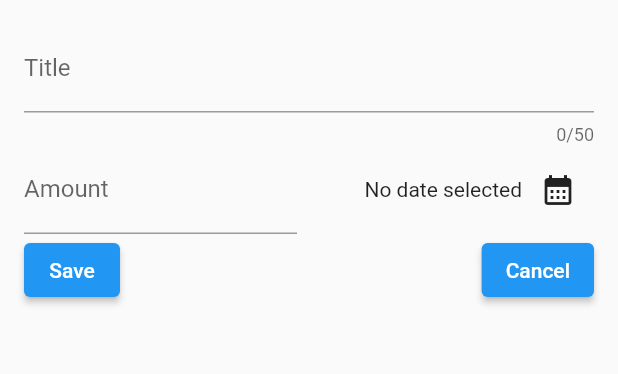
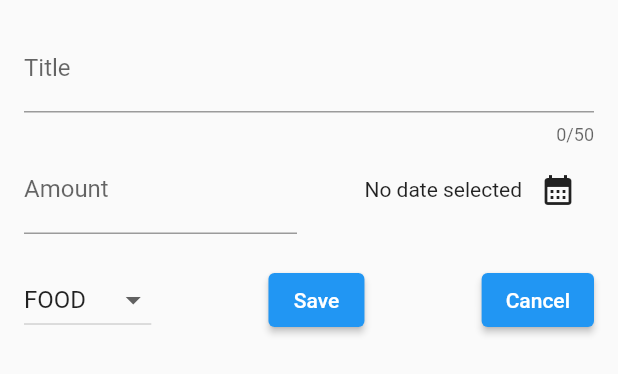
Before and after one commit to bigbagas/expense_tracker, a Flutter app: the NewExpense widget shown alone on an empty page, opened directly, on a phone screen of 412 x 824 dp. Shown: the top 374 px of the screen. Run offline on Flutter 3.47's test engine with Material 2 defaults, Android fonts, the phone set to English and light mode, and no system bars.

Commit message:
add dropdown button

```diff
--- a/lib/widgets/new_expense.dart
+++ b/lib/widgets/new_expense.dart
@@ -18,6 +18,7 @@ class _NewExpenseState extends State<NewExpense> {
   final _titleController = TextEditingController();
   final _amountController = TextEditingController();
   DateTime? _selectedDate;
+  Category _selectedCategory = Category.food;
 
   void _presentDatePicker() async {
     final now = DateTime.now();
@@ -89,8 +90,30 @@ class _NewExpenseState extends State<NewExpense> {
               ),
             ],
           ),
+          const SizedBox(
+            height: 20,
+          ),
           Row(
             children: [
+              DropdownButton(
+                  value: _selectedCategory,
+                  items: Category.values
+                      .map(
+                        (category) => DropdownMenuItem(
+                          value: category,
+                          child: Text(category.name.toUpperCase()),
+                        ),
+                      )
+                      .toList(),
+                  onChanged: (value) {
+                    if (value == null) {
+                      return;
+                    }
+                    setState(() {
+                      _selectedCategory = value;
+                    });
+                  }),
+              const Spacer(),
               ElevatedButton(
                 onPressed: () {
                   print(_titleController.text);
@@ -101,14 +124,15 @@ class _NewExpenseState extends State<NewExpense> {
               Spacer(),
               ElevatedButton(
                 onPressed: () {
-                  print('Before =' + _titleController.text);
-                  _titleController.clear();
-                  _amountController.clear();
-                  _selectedDate = null;
+                  // print('Before =' + _titleController.text);
+                  // _titleController.clear();
+                  // _amountController.clear();
+                  // _selectedDate = null;
 
-                  print('Clear =' + _titleController.text);
-                  // _titleController.dispose();
-                  print('After =' + _titleController.text);
+                  // print('Clear =' + _titleController.text);
+                  // // _titleController.dispose();
+                  // print('After =' + _titleController.text);
+                  Navigator.pop(context);
                 },
                 child: const Text('Cancel'),
               ),
```
